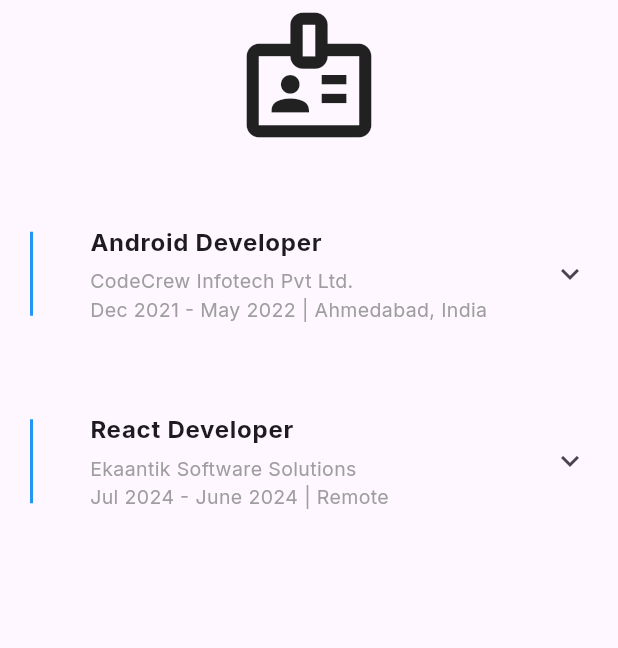
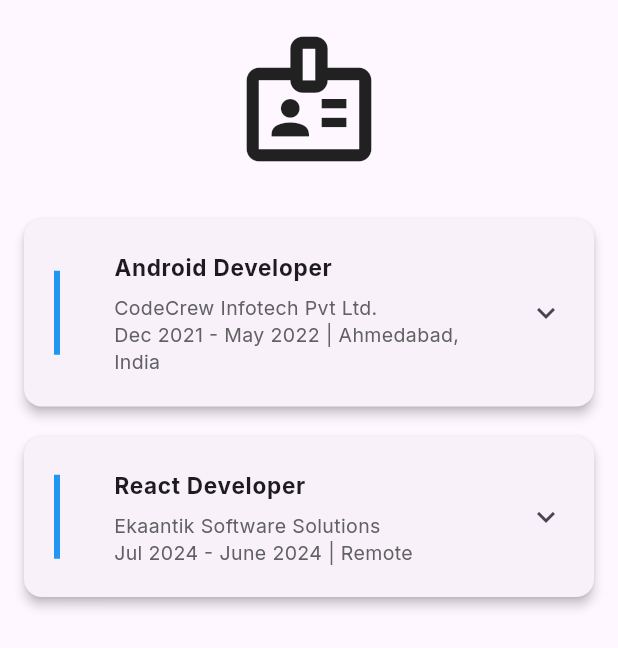
Before and after one commit to Sahil-sardhara/My_Protfolio, a Flutter app: the Experience screen opened directly, on a phone screen of 412 x 824 dp. Shown: the top 648 px of the screen. Run offline on Flutter 3.47's test engine with Material 3 defaults, Android fonts, the phone set to English and light mode, and no system bars; our stand-ins replace flutter_animate, flutter_svg, font_awesome_flutter, google_fonts; missing offline and left inert: custom_button_builder, device_frame.

Commit message:
just check

```diff
--- a/lib/screens/mini_project/experience/experience.dart
+++ b/lib/screens/mini_project/experience/experience.dart
@@ -1,6 +1,5 @@
 import 'package:flutter/material.dart';
 import 'package:google_fonts/google_fonts.dart';
-
 import 'package:awesome_protfolio/conts/data.dart';
 import 'package:awesome_protfolio/model/experience_model.dart';
 
@@ -9,77 +8,93 @@ class Experience extends StatelessWidget {
 
   @override
   Widget build(BuildContext context) {
+    final width = MediaQuery.of(context).size.width;
+    final isWide = width > 700;
+
     return Scaffold(
-      body: ListView(
+      body: Center(
+        child: ConstrainedBox(
+          constraints: BoxConstraints(maxWidth: isWide ? 700 : double.infinity),
+          child: ListView(
+            padding: const EdgeInsets.all(16),
             children: [
-          // const SizedBox(
-          //   height: 20,
-          // ),
               const Center(child: Icon(Icons.badge_outlined, size: 100)),
               const SizedBox(height: 20),
               ...List.generate(jobExperiences.length, (index) {
                 JobExperience experience = jobExperiences[index];
-            return ExpansionTile(
-              tilePadding: const EdgeInsets.all(20),
-              childrenPadding: const EdgeInsets.all(10),
+                return Card(
+                  margin: const EdgeInsets.symmetric(vertical: 10),
+                  elevation: 3,
+                  child: ExpansionTile(
+                    tilePadding: const EdgeInsets.symmetric(
+                      vertical: 12,
+                      horizontal: 20,
+                    ),
+                    childrenPadding: const EdgeInsets.symmetric(
+                      horizontal: 16,
+                      vertical: 10,
+                    ),
                     leading: Container(
-                width: 2,
-                height: 100,
+                      width: 4,
+                      height: 60,
                       color: experience.color,
                     ),
                     title: Text(
                       experience.title,
-                style: GoogleFonts.inter(fontWeight: FontWeight.bold),
+                      style: GoogleFonts.inter(
+                        fontWeight: FontWeight.bold,
+                        fontSize: isWide ? 17 : 15,
+                      ),
                     ),
                     subtitle: Padding(
-                padding: const EdgeInsets.only(top: 5),
+                      padding: const EdgeInsets.only(top: 6),
                       child: Text(
                         '${experience.company}\n${experience.startDate} - ${experience.endDate} | ${experience.location}',
-                  style: GoogleFonts.inter(fontSize: 13, color: Colors.grey),
+                        style: GoogleFonts.inter(
+                          fontSize: 13,
+                          color: Colors.grey[700],
+                          height: 1.4,
+                        ),
                       ),
                     ),
                     children:
-                  experience.bulletPoints.map((bulletPoint) {
-                    return ListTile(
-                      contentPadding: const EdgeInsets.symmetric(
-                        horizontal: 15.0,
-                      ),
-                      // leading: const Icon(Icons.arrow_right),
-                      // title: Text(bulletPoint),
-                      // contentPadding: const EdgeInsets.symmetric(horizontal: 16.0),
-                      // leading: Container(
-                      //   width: 5,
-                      //   height: 5,
-                      //   decoration: BoxDecoration(
-                      //       borderRadius: BorderRadius.circular(100),
-                      //       color: Colors.black),
-                      // ),
-                      title: Row(
+                        experience.bulletPoints.map((point) {
+                          return Padding(
+                            padding: const EdgeInsets.symmetric(vertical: 6),
+                            child: Row(
+                              crossAxisAlignment: CrossAxisAlignment.start,
                               children: [
-                          const SizedBox(width: 15),
+                                const SizedBox(width: 10),
                                 Container(
-                            width: 5,
-                            height: 5,
-                            decoration: BoxDecoration(
-                              borderRadius: BorderRadius.circular(100),
+                                  width: 6,
+                                  height: 6,
+                                  margin: const EdgeInsets.only(top: 6),
+                                  decoration: const BoxDecoration(
+                                    shape: BoxShape.circle,
                                     color: Colors.black,
                                   ),
                                 ),
                                 const SizedBox(width: 10),
-                          Flexible(
+                                Expanded(
                                   child: Text(
-                              bulletPoint,
-                              style: GoogleFonts.inter(fontSize: 12),
+                                    point,
+                                    style: GoogleFonts.inter(
+                                      fontSize: 13,
+                                      height: 1.4,
+                                    ),
                                   ),
                                 ),
                               ],
                             ),
                           );
                         }).toList(),
+                  ),
                 );
               }),
             ],
           ),
+        ),
+      ),
     );
   }
 }
```
Also changed, not shown: lib/main.dart (+20 -5 lines), lib/screens/home_page.dart (+42 -56 lines), lib/screens/mini_project/about/about.dart (+26 -14 lines), lib/screens/mini_project/about/full_screen.dart (+12 -1 lines), lib/screens/mini_project/cerificate/certificate.dart (+44 -11 lines), lib/screens/mini_project/education/education.dart (+38 -17 lines), lib/screens/mini_project/skills/skills.dart (+49 -42 lines), lib/screens/screen_wrapper.dart (+24 -20 lines), lib/widget/frosted_container.dart (+15 -7 lines). Lines whose indentation alone changed are shown as unchanged.
